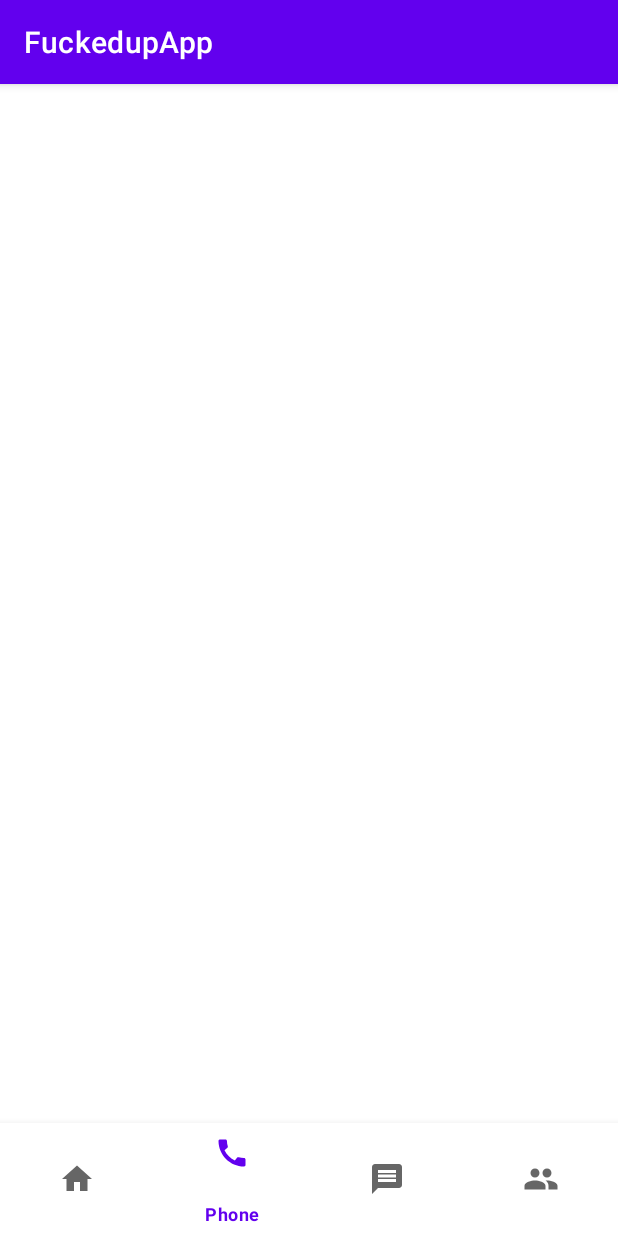
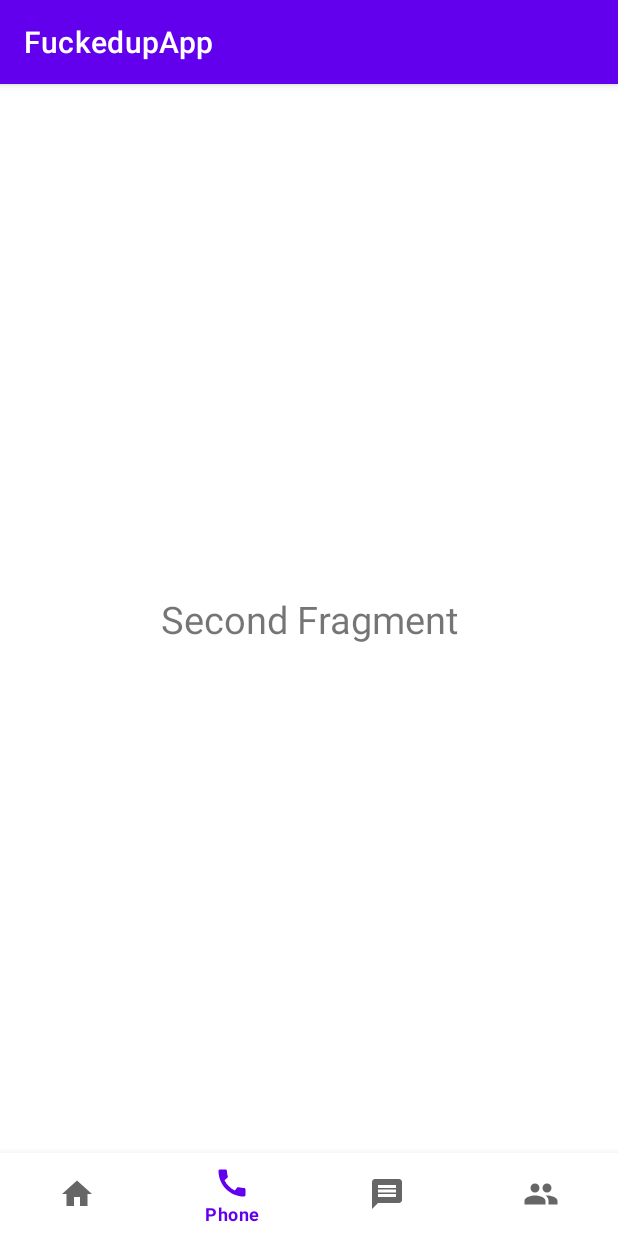
Before and after one commit to Pheonix-001/Android-Projects, an Android app: the screen it shows after launch (MainActivity), item 2 of the bottom bar chosen, on a phone screen of 412 x 824 dp. Run offline under Robolectric (Android 15) with nearby library versions, the phone set to English and light mode, and no system bars.

Commit message:
Menu Fragments added

```diff
--- /dev/null
+++ b/app/src/main/java/com/example/fuckedupapp/CallFragment.java
@@ -0,0 +1,19 @@
+package com.example.fuckedupapp;
+
+import android.os.Bundle;
+import android.view.LayoutInflater;
+import android.view.View;
+import android.view.ViewGroup;
+
+import androidx.annotation.NonNull;
+import androidx.annotation.Nullable;
+import androidx.fragment.app.Fragment;
+
+public class CallFragment extends Fragment {
+
+    @Nullable
+    @Override
+    public View onCreateView(@NonNull LayoutInflater inflater, @Nullable ViewGroup container, @Nullable Bundle savedInstanceState) {
+        return inflater.inflate(R.layout.second_fragment, container, false);
+    }
+}
--- /dev/null
+++ b/app/src/main/java/com/example/fuckedupapp/HomeFragment.java
@@ -0,0 +1,19 @@
+package com.example.fuckedupapp;
+
+import android.os.Bundle;
+import android.view.LayoutInflater;
+import android.view.View;
+import android.view.ViewGroup;
+
+import androidx.annotation.NonNull;
+import androidx.annotation.Nullable;
+import androidx.fragment.app.Fragment;
+
+public class HomeFragment extends Fragment {
+
+    @Nullable
+    @Override
+    public View onCreateView(@NonNull LayoutInflater inflater, @Nullable ViewGroup container, @Nullable Bundle savedInstanceState) {
+        return inflater.inflate(R.layout.first_fragment, container, false);
+    }
+}
--- a/app/src/main/java/com/example/fuckedupapp/MainActivity.java
+++ b/app/src/main/java/com/example/fuckedupapp/MainActivity.java
@@ -1,15 +1,17 @@
 package com.example.fuckedupapp;
 
+import androidx.annotation.NonNull;
 import androidx.appcompat.app.AppCompatActivity;
+import androidx.fragment.app.Fragment;
 
 import android.os.Bundle;
-import android.util.Log;
-import android.view.View;
-import android.widget.Button;
-import android.widget.TextView;
-import android.widget.Toast;
+import android.view.MenuItem;
+
+import com.google.android.material.bottomnavigation.BottomNavigationView;
 
 public class MainActivity extends AppCompatActivity {
+
+    BottomNavigationView bottom_nav;
 
 
     @Override
@@ -17,8 +19,38 @@ public class MainActivity extends AppCompatActivity {
         super.onCreate(savedInstanceState);
         setContentView(R.layout.activity_main);
 
+        bottom_nav = findViewById(R.id.bottom_nav);
 
+        bottom_nav.setOnNavigationItemSelectedListener(bottomItemSelectListener);
 
+        getSupportFragmentManager().beginTransaction().replace(R.id.fragment_container, new HomeFragment()).commit();
+    }
 
-    }
+    private BottomNavigationView.OnNavigationItemSelectedListener bottomItemSelectListener =
+            new BottomNavigationView.OnNavigationItemSelectedListener() {
+                @Override
+                public boolean onNavigationItemSelected(@NonNull MenuItem item) {
+
+                    Fragment selectedFragment = null;
+
+                    switch(item.getItemId()) {
+                        case R.id.home_icon :
+                            selectedFragment = new HomeFragment();
+                            break;
+                        case R.id.call_icon :
+                            selectedFragment = new CallFragment();
+                            break;
+                        case R.id.message_icon :
+                            selectedFragment = new MessageFragment();
+                            break;
+                        case R.id.profile_icon :
+                            selectedFragment = new ProfileFragment();
+                            break;
+                    }
+
+                    getSupportFragmentManager().beginTransaction().replace(R.id.fragment_container, selectedFragment).commit();
+
+                    return true;
+                }
+            };
 }
--- a/app/src/main/res/layout/activity_main.xml
+++ b/app/src/main/res/layout/activity_main.xml
@@ -7,7 +7,7 @@
     tools:context=".MainActivity">
 
     <FrameLayout
-        android:id="@+id/fragment"
+        android:id="@+id/fragment_container"
         android:layout_width="match_parent"
         android:layout_height="0dp"
         app:layout_constraintBottom_toTopOf="@+id/bottom_nav"
@@ -19,7 +19,7 @@
     <com.google.android.material.bottomnavigation.BottomNavigationView
         android:id="@+id/bottom_nav"
         android:layout_width="match_parent"
-        android:layout_height="75dp"
+        android:layout_height="55dp"
         app:menu="@menu/bottom_menu"
         app:layout_constraintBottom_toBottomOf="parent"
         app:layout_constraintEnd_toEndOf="parent"
--- /dev/null
+++ b/app/src/main/res/layout/second_fragment.xml
@@ -0,0 +1,22 @@
+<?xml version="1.0" encoding="utf-8"?>
+<androidx.constraintlayout.widget.ConstraintLayout
+    xmlns:android="http://schemas.android.com/apk/res/android"
+    xmlns:app="http://schemas.android.com/apk/res-auto"
+    xmlns:tools="http://schemas.android.com/tools"
+    android:layout_width="match_parent"
+    android:layout_height="match_parent"
+    tools:context=".MainActivity">
+
+    <TextView
+        android:id="@+id/second_fragment_test"
+        android:layout_width="wrap_content"
+        android:layout_height="wrap_content"
+        android:text="Second Fragment"
+        android:textSize="25sp"
+        app:layout_constraintTop_toTopOf="parent"
+        app:layout_constraintBottom_toBottomOf="parent"
+        app:layout_constraintLeft_toLeftOf="parent"
+        app:layout_constraintRight_toRightOf="parent" />
+
+
+</androidx.constraintlayout.widget.ConstraintLayout>
```
Also changed, not shown: app/src/main/java/com/example/fuckedupapp/MessageFragment.java (added, +19 -0 lines), app/src/main/java/com/example/fuckedupapp/ProfileFragment.java (added, +19 -0 lines), app/src/main/res/layout/first_fragment.xml (added, +22 -0 lines), app/src/main/res/layout/forth_fragment.xml (added, +22 -0 lines), app/src/main/res/layout/third_fragment.xml (added, +22 -0 lines).
